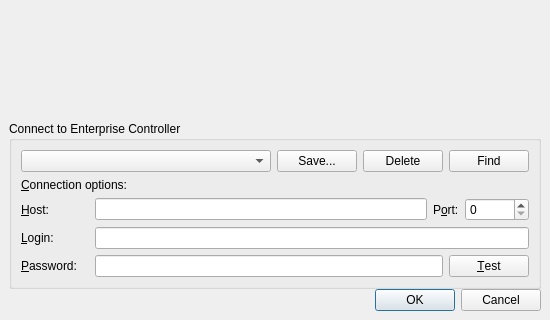
First picture: the form in client/src/ui/dialogs/login_dialog.ui, repository networkoptix/nx_open, before the edit; both pictures show x 0 to 550 and y 220 to 540 of the 550 by 540 pixel window.
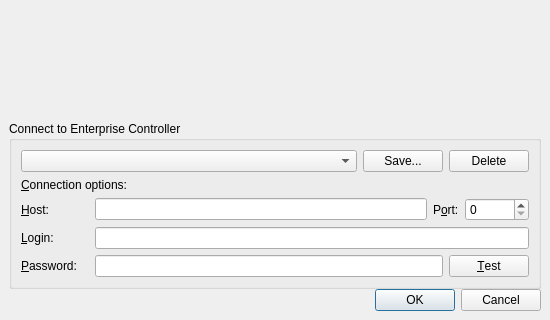
Second picture: the form after the edit.

Commit message:
Login dialog redesign in progress
<==== Mercurial data ====>
Branch: stable

Diff of the .ui file:
```diff
--- a/client/src/ui/dialogs/login_dialog.ui
+++ b/client/src/ui/dialogs/login_dialog.ui
@@ -88,13 +88,6 @@
             </property>
            </widget>
           </item>
-          <item>
-           <widget class="QPushButton" name="selectEntCtrlButton">
-            <property name="text">
-             <string>Find</string>
-            </property>
-           </widget>
-          </item>
          </layout>
         </item>
         <item>
```
The commit also changes 4 other files.
